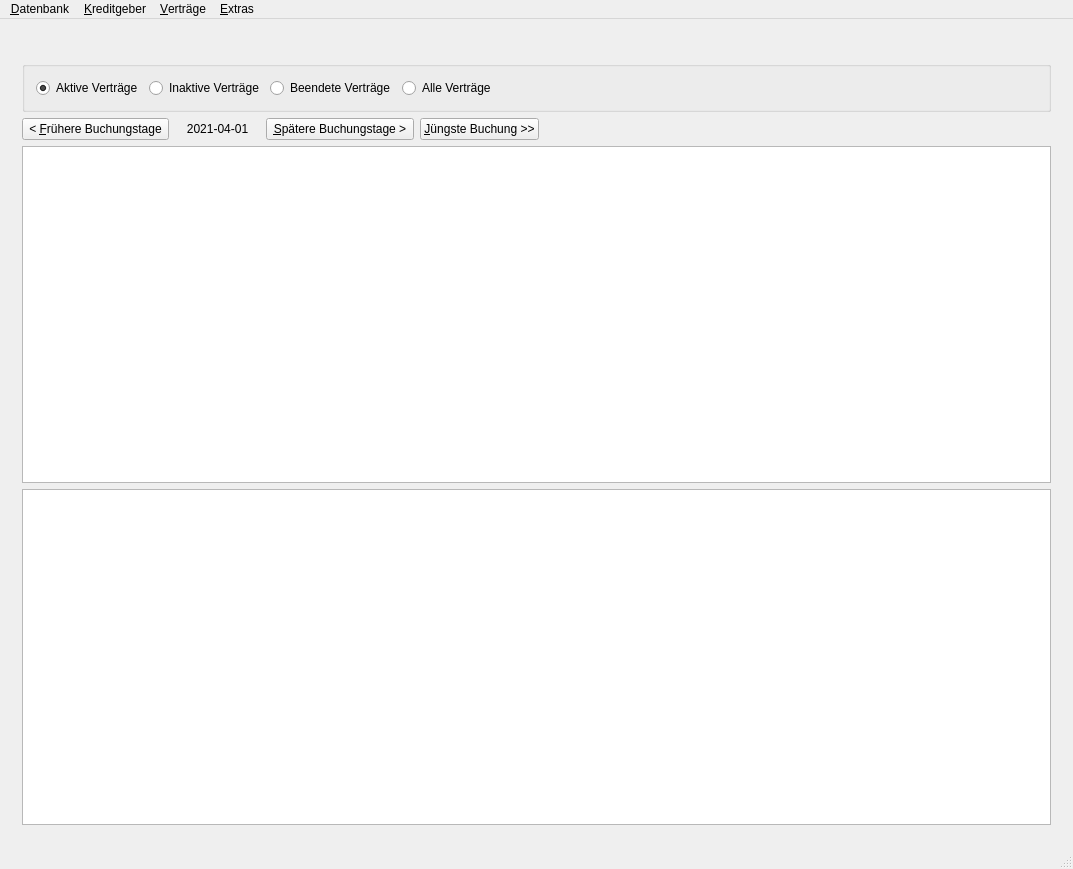
Old version of the form src/DKV2/mainwindow.ui in the repository Schachigel/DKV2.
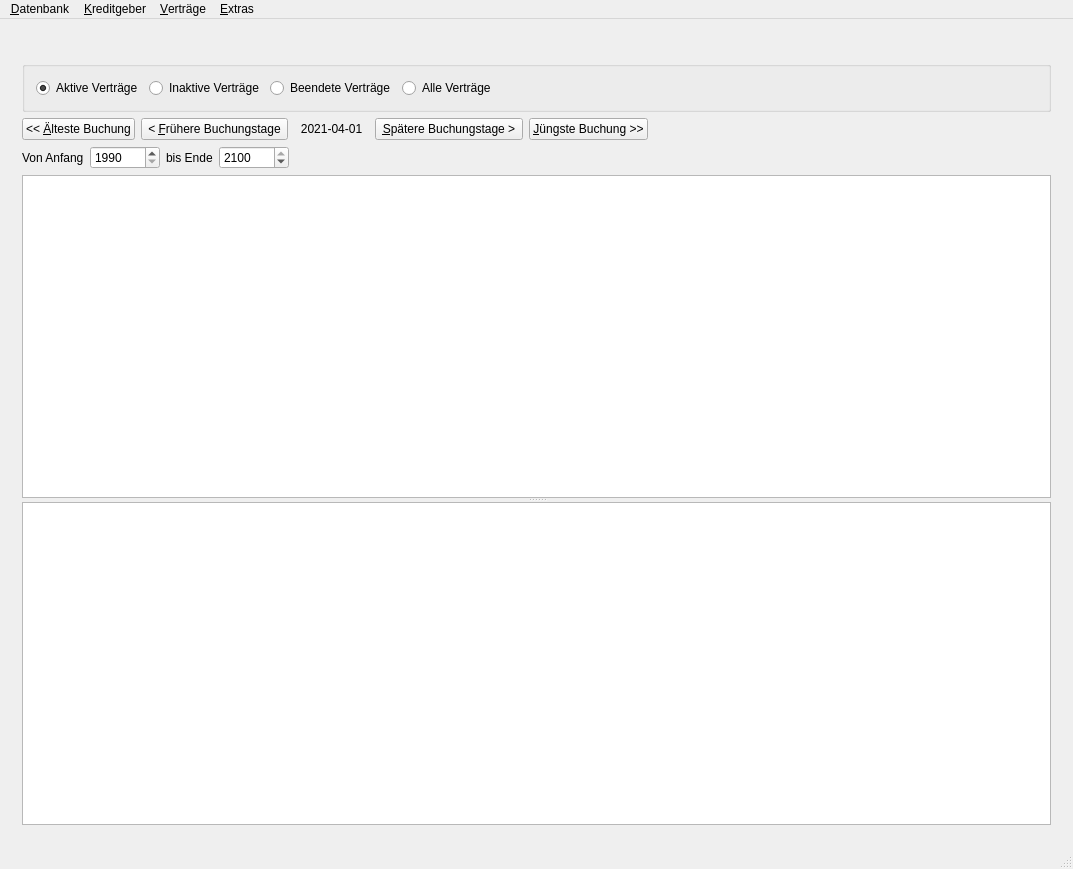
New version of the form. The open tabs and pages were chosen to show the change. Icons and pictures are not drawn.

Commit message: Annual settlement: include delayed-interest contracts; Verlauf: chart fit fix + year range

Diff of the .ui file:
```diff
--- a/src/DKV2/mainwindow.ui
+++ b/src/DKV2/mainwindow.ui
@@ -310,7 +310,14 @@
          </layout>
         </item>
         <item>
-         <layout class="QHBoxLayout" name="horizontalLayout_13" stretch="0,1,0,0,6">
+         <layout class="QHBoxLayout" name="horizontalLayout_13" stretch="0,0,1,0,0,6">
+          <item>
+           <widget class="QPushButton" name="pbErster">
+            <property name="text">
+             <string>&lt;&lt; &amp;Älteste Buchung</string>
+            </property>
+           </widget>
+          </item>
           <item>
            <widget class="QPushButton" name="pbBack">
             <property name="sizePolicy">
@@ -376,10 +383,82 @@
          </layout>
         </item>
         <item>
-         <widget class="QTableView" name="tvData"/>
+         <layout class="QHBoxLayout" name="horizontalLayout_verlaufRange">
+          <item>
+           <widget class="QLabel" name="lblVerlaufRange">
+            <property name="text">
+             <string>Von Anfang</string>
+            </property>
+           </widget>
+          </item>
+          <item>
+           <widget class="QSpinBox" name="sbVerlaufFromYear">
+            <property name="minimumSize">
+             <size>
+              <width>70</width>
+              <height>0</height>
+             </size>
+            </property>
+            <property name="minimum">
+             <number>1990</number>
+            </property>
+            <property name="maximum">
+             <number>2100</number>
+            </property>
+            <property name="value">
+             <number>1990</number>
+            </property>
+           </widget>
+          </item>
+          <item>
+           <widget class="QLabel" name="lblVerlaufRangeTo">
+            <property name="text">
+             <string>bis Ende</string>
+            </property>
+           </widget>
+          </item>
+          <item>
+           <widget class="QSpinBox" name="sbVerlaufToYear">
+            <property name="minimumSize">
+             <size>
+              <width>70</width>
+              <height>0</height>
+             </size>
+            </property>
+            <property name="minimum">
+             <number>1990</number>
+            </property>
+            <property name="maximum">
+             <number>2100</number>
+            </property>
+            <property name="value">
+             <number>2100</number>
+            </property>
+           </widget>
+          </item>
+          <item>
+           <spacer name="horizontalSpacer_verlaufRange">
+            <property name="orientation">
+             <enum>Qt::Horizontal</enum>
+            </property>
+            <property name="sizeHint" stdset="0">
+             <size>
+              <width>40</width>
+              <height>20</height>
+             </size>
+            </property>
+           </spacer>
+          </item>
+         </layout>
         </item>
         <item>
-         <widget class="QGraphicsView" name="graphicsView"/>
+         <widget class="QSplitter" name="splitterStatistics">
+          <property name="orientation">
+           <enum>Qt::Vertical</enum>
+          </property>
+          <widget class="QTableView" name="tvData"/>
+          <widget class="QGraphicsView" name="graphicsView"/>
+         </widget>
         </item>
        </layout>
       </widget>
```
Left out of the diff: 1 changed line with no effect on the pictures. The commit also changes 5 other files.
